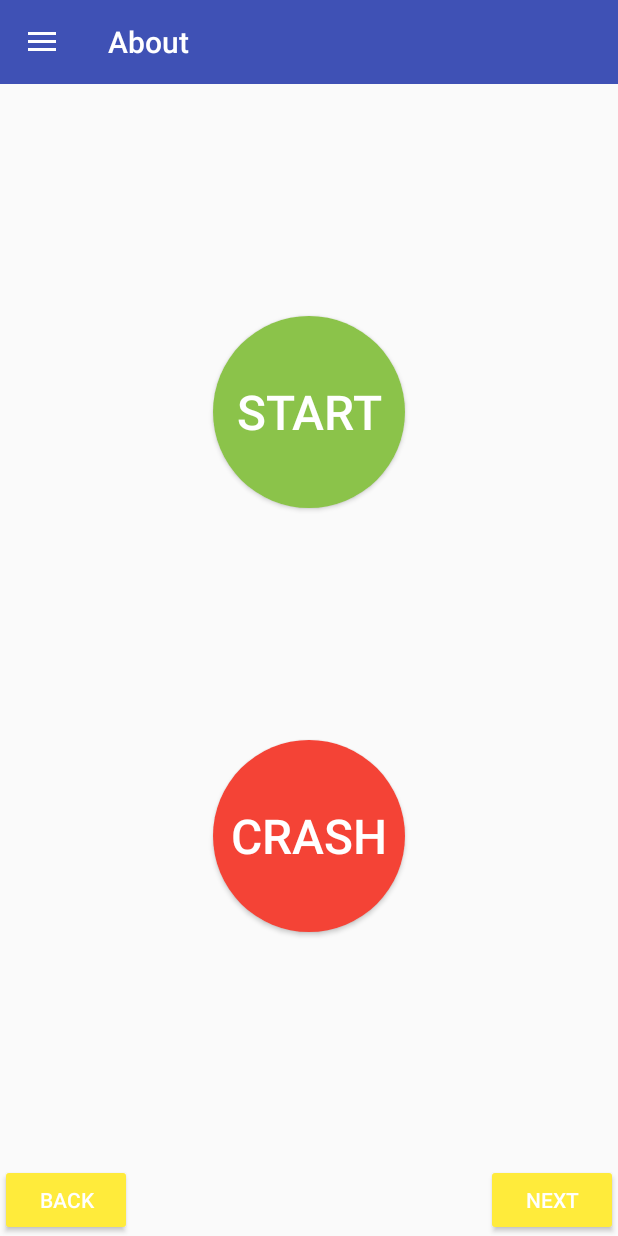
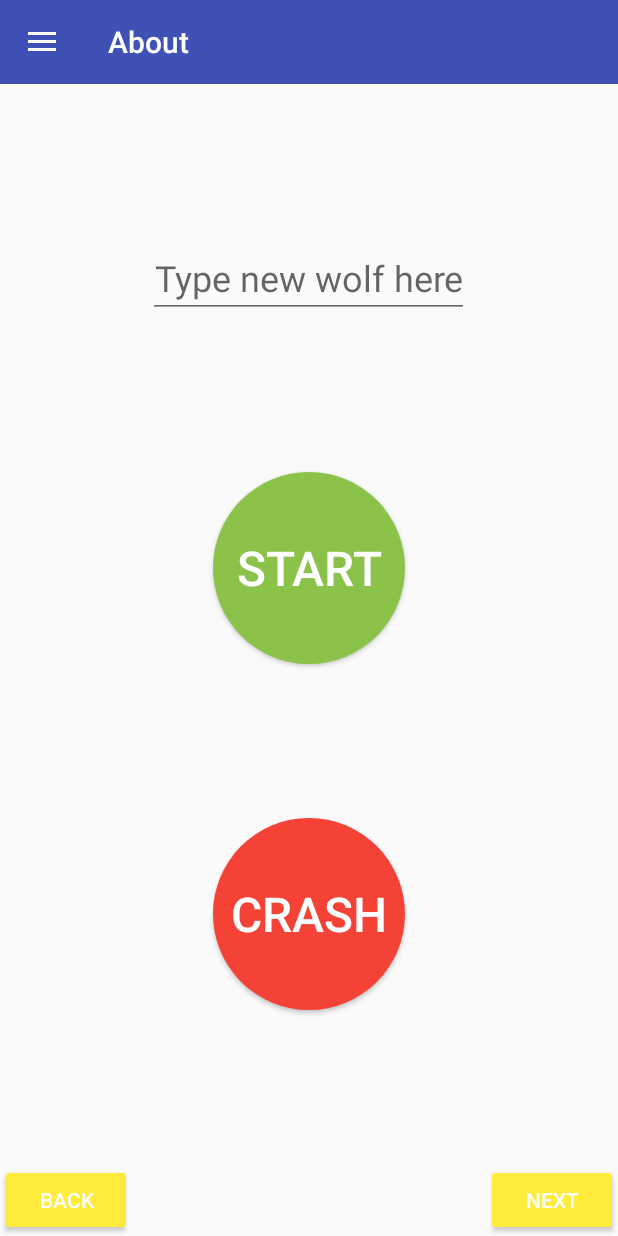
Before and after one commit to gartangh/CapitalBooze, an Android app: the fragment AdminOnlyFragment placed in its activity, on a phone screen of 412 x 824 dp. Run offline under Robolectric (Android 15) with nearby library versions, the phone set to English and light mode, and no system bars; our stand-ins replace Firebase (no records; nobody signed in at launch, a user with empty details on screens opened directly); libraries missing offline, so code that uses them is left out: com.firebase.client; 14 statements that could not run were skipped.

Commit message:
Wolf can now be entered in admin_only_fragment

```diff
--- a/app/build.gradle
+++ b/app/build.gradle
@@ -8,7 +8,7 @@ android {
         applicationId "com.tanghe.garben.capitalbooze"
         minSdkVersion 19
         targetSdkVersion 24
-        versionCode 9
+        versionCode 11
         versionName "2016/10/1"
         multiDexEnabled true
     }
--- a/app/src/main/java/com/tanghe/garben/capitalbooze/AdminOnlyFragment.java
+++ b/app/src/main/java/com/tanghe/garben/capitalbooze/AdminOnlyFragment.java
@@ -6,10 +6,13 @@ import android.os.Handler;
 import android.os.Vibrator;
 import android.support.v4.app.Fragment;
 import android.util.Log;
+import android.view.KeyEvent;
 import android.view.LayoutInflater;
 import android.view.View;
 import android.view.ViewGroup;
 import android.widget.Button;
+import android.widget.EditText;
+import android.widget.TextView;
 import android.widget.Toast;
 
 import java.util.Locale;
@@ -38,7 +41,7 @@ public class AdminOnlyFragment extends Fragment {
 
         final Vibrator v = (Vibrator) context.getSystemService(Context.VIBRATOR_SERVICE);
 
-        Button mStart = (Button) view.findViewById(R.id.mStart);
+        final Button mStart = (Button) view.findViewById(R.id.mStart);
         mStart.setOnClickListener(new View.OnClickListener() {
             @Override
             public void onClick(View view) {
@@ -91,8 +94,8 @@ public class AdminOnlyFragment extends Fragment {
 
                                     DrinkUI.task();
 
-                                    Toast.makeText(context, context.getResources().getString(R.string.task_executed), Toast.LENGTH_LONG).show();
-                                    Log.d(TAG, container.getResources().getString(R.string.task_executed));
+                                    Toast.makeText(context, context.getString(R.string.task_executed), Toast.LENGTH_LONG).show();
+                                    Log.d(TAG, context.getString(R.string.task_executed));
                                 }
                             });
                         }
@@ -107,20 +110,20 @@ public class AdminOnlyFragment extends Fragment {
                     };
 
                     int min = (int) INTERVAL/1000/60;
-                    Toast.makeText(context, String.format(Locale.getDefault(), context.getResources().getString(R.string.timertask), min), Toast.LENGTH_LONG).show();
-                    Log.d(TAG, String.format(Locale.getDefault(), context.getResources().getString(R.string.timertask), min));
+                    Toast.makeText(context, String.format(Locale.getDefault(), context.getString(R.string.timertask), min), Toast.LENGTH_LONG).show();
+                    Log.d(TAG, String.format(Locale.getDefault(), context.getString(R.string.timertask), min));
                     timer.schedule(timerTask, INTERVAL, INTERVAL);
 
                     partyStarted = true;
                     MainActivity.ref2.child("partyStarted").setValue(partyStarted);
                 }
                 else {
-                    Toast.makeText(getContext(), getResources().getString(R.string.party_already_started), Toast.LENGTH_LONG).show();
+                    Toast.makeText(getContext(), getString(R.string.party_already_started), Toast.LENGTH_LONG).show();
                 }
             }
         });
 
-        Button mCrash = (Button) view.findViewById(R.id.mCrash);
+        final Button mCrash = (Button) view.findViewById(R.id.mCrash);
         mCrash.setOnClickListener(new View.OnClickListener() {
             @Override
             public void onClick(View view) {
@@ -128,6 +131,30 @@ public class AdminOnlyFragment extends Fragment {
                     //TODO: uncomment
                     //DrinkUI.crash();
                 }
+            }
+        });
+
+        final EditText mTypeWolfHere = (EditText) view.findViewById(R.id.mTypeWolfHere);
+        mTypeWolfHere.setOnClickListener(new View.OnClickListener() {
+            @Override
+            public void onClick(View v) {
+                mTypeWolfHere.setText("");
+            }
+        });
+        mTypeWolfHere.setOnEditorActionListener(new TextView.OnEditorActionListener() {
+            @Override
+            public boolean onEditorAction(TextView v, int actionId, KeyEvent event) {
+                if (mTypeWolfHere.getText().toString().equals("")) {
+                    MainActivity.ref2.child("maxOrderName").setValue("");
+                }
+                else if (mTypeWolfHere.getText().length() > 1) {
+                    MainActivity.ref2.child("maxOrderName").setValue(mTypeWolfHere.getText().toString().toUpperCase(Locale.getDefault()));
+                }
+                else {
+                    Toast.makeText(getContext(), getString(R.string.invalid_length), Toast.LENGTH_LONG).show();
+                }
+                mTypeWolfHere.setText("");
+                return false;
             }
         });
 
--- a/app/src/main/java/com/tanghe/garben/capitalbooze/CountersFragment.java
+++ b/app/src/main/java/com/tanghe/garben/capitalbooze/CountersFragment.java
@@ -71,10 +71,10 @@ public class CountersFragment extends Fragment {
 
         mUpdated = (TextView) view.findViewById(R.id.mCountersUpdated);
         if (updated == null) {
-            mUpdated.setText(getContext().getResources().getString(R.string.no_data_yet));
+            mUpdated.setText(getContext().getString(R.string.no_data_yet));
         }
         else {
-            mUpdated.setText(getContext().getResources().getString(R.string.updated, MainActivity.sdf.format(updated)));
+            mUpdated.setText(getContext().getString(R.string.updated, MainActivity.sdf.format(updated)));
         }
         if (seen) {
             mUpdated.setTextColor(ContextCompat.getColor(getContext(), R.color.grey));
--- a/app/src/main/java/com/tanghe/garben/capitalbooze/MainActivity.java
+++ b/app/src/main/java/com/tanghe/garben/capitalbooze/MainActivity.java
@@ -85,7 +85,7 @@ public class MainActivity extends AppCompatActivity implements
 
         Firebase.setAndroidContext(this);
 
-        ref2 = new Firebase(getResources().getString(R.string.url));
+        ref2 = new Firebase(getString(R.string.url));
         FirebaseAuth mAuth = FirebaseAuth.getInstance();
         FirebaseUser user = mAuth.getCurrentUser();
 
@@ -227,7 +227,7 @@ public class MainActivity extends AppCompatActivity implements
     }
 
     public void notConnectedError() {
-        Toast.makeText(getApplicationContext(), getResources().getString(R.string.not_connected_error), Toast.LENGTH_LONG).show();
+        Toast.makeText(getApplicationContext(), getString(R.string.not_connected_error), Toast.LENGTH_LONG).show();
     }
 
     public void setValueEventListeners() {
@@ -262,7 +262,7 @@ public class MainActivity extends AppCompatActivity implements
                                 PricesFragment.updated = new Date();
                                 PricesFragment.seen = false;
                                 if (PricesFragment.mUpdated != null) {
-                                    PricesFragment.mUpdated.setText(getResources().getString(R.string.updated, MainActivity.sdf.format(PricesFragment.updated)));
+                                    PricesFragment.mUpdated.setText(getString(R.string.updated, MainActivity.sdf.format(PricesFragment.updated)));
                                     PricesFragment.mUpdated.setTextColor(ContextCompat.getColor(MainActivity.this, R.color.colorPrimary));
                                 }
                             }
@@ -301,7 +301,7 @@ public class MainActivity extends AppCompatActivity implements
                                 PricesFragment.updated = new Date();
                                 PricesFragment.seen = false;
                                 if (PricesFragment.mUpdated != null) {
-                                    PricesFragment.mUpdated.setText(getResources().getString(R.string.updated, MainActivity.sdf.format(PricesFragment.updated)));
+                                    PricesFragment.mUpdated.setText(getString(R.string.updated, MainActivity.sdf.format(PricesFragment.updated)));
                                     PricesFragment.mUpdated.setTextColor(ContextCompat.getColor(MainActivity.this, R.color.colorPrimary));
                                 }
                             }
@@ -474,7 +474,7 @@ public class MainActivity extends AppCompatActivity implements
                 CountersFragment.updated = new Date();
                 CountersFragment.seen = false;
                 if (CountersFragment.mUpdated != null) {
-                    CountersFragment.mUpdated.setText(getResources().getString(R.string.updated, MainActivity.sdf.format(CountersFragment.updated)));
+                    CountersFragment.mUpdated.setText(getString(R.string.updated, MainActivity.sdf.format(CountersFragment.updated)));
                     CountersFragment.mUpdated.setTextColor(ContextCompat.getColor(MainActivity.this, R.color.colorPrimary));
                 }
             }
@@ -489,7 +489,7 @@ public class MainActivity extends AppCompatActivity implements
                         PricesFragment.updated = new Date();
                         PricesFragment.seen = false;
                         if (PricesFragment.mUpdated != null) {
-                            PricesFragment.mUpdated.setText(getResources().getString(R.string.updated, MainActivity.sdf.format(PricesFragment.updated)));
+                            PricesFragment.mUpdated.setText(getString(R.string.updated, MainActivity.sdf.format(PricesFragment.updated)));
                             PricesFragment.mUpdated.setTextColor(ContextCompat.getColor(MainActivity.this, R.color.colorPrimary));
                         }
 
@@ -497,7 +497,7 @@ public class MainActivity extends AppCompatActivity implements
                         CountersFragment.updated = new Date();
                         CountersFragment.seen = false;
                         if (CountersFragment.mUpdated != null) {
-                            CountersFragment.mUpdated.setText(getResources().getString(R.string.updated, MainActivity.sdf.format(CountersFragment.updated)));
+                            CountersFragment.mUpdated.setText(getString(R.string.updated, MainActivity.sdf.format(CountersFragment.updated)));
                             CountersFragment.mUpdated.setTextColor(ContextCompat.getColor(MainActivity.this, R.color.colorPrimary));
                         }
                     }
@@ -530,7 +530,7 @@ public class MainActivity extends AppCompatActivity implements
                     CountersFragment.updated = new Date();
                     CountersFragment.seen = false;
                     if (CountersFragment.mUpdated != null) {
-                        CountersFragment.mUpdated.setText(getResources().getString(R.string.updated, MainActivity.sdf.format(CountersFragment.updated)));
+                        CountersFragment.mUpdated.setText(getString(R.string.updated, MainActivity.sdf.format(CountersFragment.updated)));
                         CountersFragment.mUpdated.setTextColor(ContextCompat.getColor(MainActivity.this, R.color.colorPrimary));
                     }
                 }
@@ -549,7 +549,7 @@ public class MainActivity extends AppCompatActivity implements
                     CountersFragment.updated = new Date();
                     CountersFragment.seen = false;
                     if (CountersFragment.mUpdated != null) {
-                        CountersFragment.mUpdated.setText(getResources().getString(R.string.updated, MainActivity.sdf.format(CountersFragment.updated)));
+                        CountersFragment.mUpdated.setText(getString(R.string.updated, MainActivity.sdf.format(CountersFragment.updated)));
                         CountersFragment.mUpdated.setTextColor(ContextCompat.getColor(MainActivity.this, R.color.colorPrimary));
                     }
                 }
@@ -571,7 +571,7 @@ public class MainActivity extends AppCompatActivity implements
                     CountersFragment.updated = new Date();
                     CountersFragment.seen = false;
                     if (CountersFragment.mUpdated != null) {
-                        CountersFragment.mUpdated.setText(getResources().getString(R.string.updated, MainActivity.sdf.format(CountersFragment.updated)));
+                        CountersFragment.mUpdated.setText(getString(R.string.updated, MainActivity.sdf.format(CountersFragment.updated)));
                         CountersFragment.mUpdated.setTextColor(ContextCompat.getColor(MainActivity.this, R.color.colorPrimary));
                     }
                 }
@@ -590,7 +590,7 @@ public class MainActivity extends AppCompatActivity implements
                     CountersFragment.updated = new Date();
                     CountersFragment.seen = false;
                     if (CountersFragment.mUpdated != null) {
-                        CountersFragment.mUpdated.setText(getResources().getString(R.string.updated, MainActivity.sdf.format(CountersFragment.updated)));
+                        CountersFragment.mUpdated.setText(getString(R.string.updated, MainActivity.sdf.format(CountersFragment.updated)));
                         CountersFragment.mUpdated.setTextColor(ContextCompat.getColor(MainActivity.this, R.color.colorPrimary));
                     }
                 }
@@ -612,7 +612,7 @@ public class MainActivity extends AppCompatActivity implements
                     CountersFragment.updated = new Date();
                     CountersFragment.seen = false;
                     if (CountersFragment.mUpdated != null) {
-                        CountersFragment.mUpdated.setText(getResources().getString(R.string.updated, MainActivity.sdf.format(CountersFragment.updated)));
+                        CountersFragment.mUpdated.setText(getString(R.string.updated, MainActivity.sdf.format(CountersFragment.updated)));
                         CountersFragment.mUpdated.setTextColor(ContextCompat.getColor(MainActivity.this, R.color.colorPrimary));
                     }
                 }
@@ -634,7 +634,7 @@ public class MainActivity extends AppCompatActivity implements
                     CountersFragment.updated = new Date();
                     CountersFragment.seen = false;
                     if (CountersFragment.mUpdated != null) {
-                        CountersFragment.mUpdated.setText(getResources().getString(R.string.updated, MainActivity.sdf.format(CountersFragment.updated)));
+                        CountersFragment.mUpdated.setText(getString(R.string.updated, MainActivity.sdf.format(CountersFragment.updated)));
                         CountersFragment.mUpdated.setTextColor(ContextCompat.getColor(MainActivity.this, R.color.colorPrimary));
                     }
                 }
@@ -653,7 +653,7 @@ public class MainActivity extends AppCompatActivity implements
                     CountersFragment.updated = new Date();
                     CountersFragment.seen = false;
                     if (CountersFragment.mUpdated != null) {
-                        CountersFragment.mUpdated.setText(getResources().getString(R.string.updated, MainActivity.sdf.format(CountersFragment.updated)));
+                        CountersFragment.mUpdated.setText(getString(R.string.updated, MainActivity.sdf.format(CountersFragment.updated)));
                         CountersFragment.mUpdated.setTextColor(ContextCompat.getColor(MainActivity.this, R.color.colorPrimary));
                     }
                 }
@@ -693,7 +693,7 @@ public class MainActivity extends AppCompatActivity implements
                     PricesFragment.updated = new Date();
                     PricesFragment.seen = false;
                     if (PricesFragment.mUpdated != null) {
-                        PricesFragment.mUpdated.setText(getResources().getString(R.string.updated, MainActivity.sdf.format(PricesFragment.updated)));
+                        PricesFragment.mUpdated.setText(getString(R.string.updated, MainActivity.sdf.format(PricesFragment.updated)));
                         PricesFragment.mUpdated.setTextColor(ContextCompat.getColor(MainActivity.this, R.color.colorPrimary));
                     }
                 }
@@ -727,7 +727,7 @@ public class MainActivity extends AppCompatActivity implements
                     PricesFragment.updated = new Date();
                     PricesFragment.seen = false;
                     if (PricesFragment.mUpdated != null) {
-                        PricesFragment.mUpdated.setText(getResources().getString(R.string.updated, MainActivity.sdf.format(PricesFragment.updated)));
+                        PricesFragment.mUpdated.setText(getString(R.string.updated, MainActivity.sdf.format(PricesFragment.updated)));
                         PricesFragment.mUpdated.setTextColor(ContextCompat.getColor(MainActivity.this, R.color.colorPrimary));
                     }
                 }
--- a/app/src/main/java/com/tanghe/garben/capitalbooze/OrderFragment.java
+++ b/app/src/main/java/com/tanghe/garben/capitalbooze/OrderFragment.java
@@ -109,7 +109,7 @@ public class OrderFragment extends Fragment {
                     totalCountLast = totalCount;
                     if (totalCount > maxOrder) {
                         MainActivity.ref2.child("maxOrder").setValue(totalCount);
-                        Toast.makeText(getContext(), getResources().getString(R.string.new_wolf), Toast.LENGTH_LONG).show();
+                        Toast.makeText(getContext(), getString(R.string.new_wolf), Toast.LENGTH_LONG).show();
                     }
                     totalCount = 0;
 
--- a/app/src/main/res/layout/fragment_admin_only.xml
+++ b/app/src/main/res/layout/fragment_admin_only.xml
@@ -1,4 +1,5 @@
-<LinearLayout xmlns:android="http://schemas.android.com/apk/res/android"
+<LinearLayout
+    xmlns:android="http://schemas.android.com/apk/res/android"
     xmlns:tools="http://schemas.android.com/tools"
     android:orientation="vertical"
     android:layout_width="match_parent"
@@ -6,11 +7,27 @@
     tools:context=".AdminOnlyFragment"
     android:gravity="center_horizontal">
 
+
     <RelativeLayout
         android:layout_width="match_parent"
-        android:layout_height="match_parent"
+        android:layout_height="0dp"
         android:layout_weight="1"
-        tools:ignore="UselessLeaf"/>
+        tools:ignore="UselessLeaf" />
+
+    <EditText
+        android:id="@+id/mTypeWolfHere"
+        android:layout_width="wrap_content"
+        android:layout_height="wrap_content"
+        android:hint="@string/type_wolf_here"
+        android:textSize="24sp"
+        android:inputType="textPersonName"
+        android:textAlignment="center" />
+
+    <RelativeLayout
+        android:layout_width="match_parent"
+        android:layout_height="0dp"
+        android:layout_weight="1"
+        tools:ignore="UselessLeaf" />
 
     <Button
         android:layout_width="128dp"
@@ -23,9 +40,9 @@
 
     <RelativeLayout
         android:layout_width="match_parent"
-        android:layout_height="match_parent"
+        android:layout_height="0dp"
         android:layout_weight="1"
-        tools:ignore="UselessLeaf"/>
+        tools:ignore="UselessLeaf" />
 
     <Button
         android:layout_width="128dp"
@@ -38,9 +55,9 @@
 
     <RelativeLayout
         android:layout_width="match_parent"
-        android:layout_height="match_parent"
+        android:layout_height="0dp"
         android:layout_weight="1"
-        tools:ignore="UselessLeaf"/>
+        tools:ignore="UselessLeaf" />
 
     <LinearLayout
         android:orientation="horizontal"
--- a/app/src/main/res/layout/fragment_drink.xml
+++ b/app/src/main/res/layout/fragment_drink.xml
@@ -13,7 +13,6 @@
         android:inputType="textPersonName"
         android:ems="10"
         android:id="@+id/mName"
-        android:layout_margin="2dp"
         android:hint="@string/name"
         android:textSize="24sp"
         android:textAlignment="center" />
--- a/app/src/main/res/values/strings.xml
+++ b/app/src/main/res/values/strings.xml
@@ -81,5 +81,6 @@
     <string name="crash_executed">Crash executed!</string>
     <string name="crash_not_executed_error">Error: crash not executed!\nWait %d more minutes.</string>
     <string name="party_already_started">Party Already started!</string>
+    <string name="type_wolf_here">Type new wolf here</string>
 
 </resources>
```
Also changed, not shown: app/src/main/java/com/tanghe/garben/capitalbooze/DrinkFragment.java (+4 -4 lines), app/src/main/java/com/tanghe/garben/capitalbooze/DrinkUI.java (+4 -4 lines), app/src/main/java/com/tanghe/garben/capitalbooze/PricesFragment.java (+4 -4 lines).
